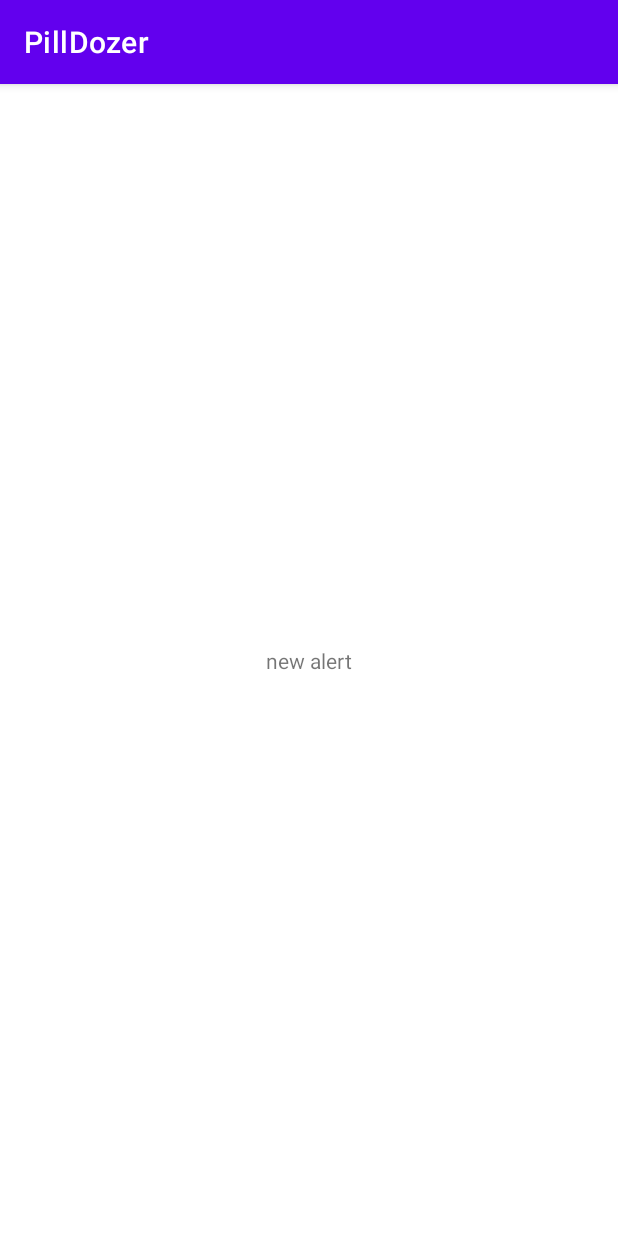
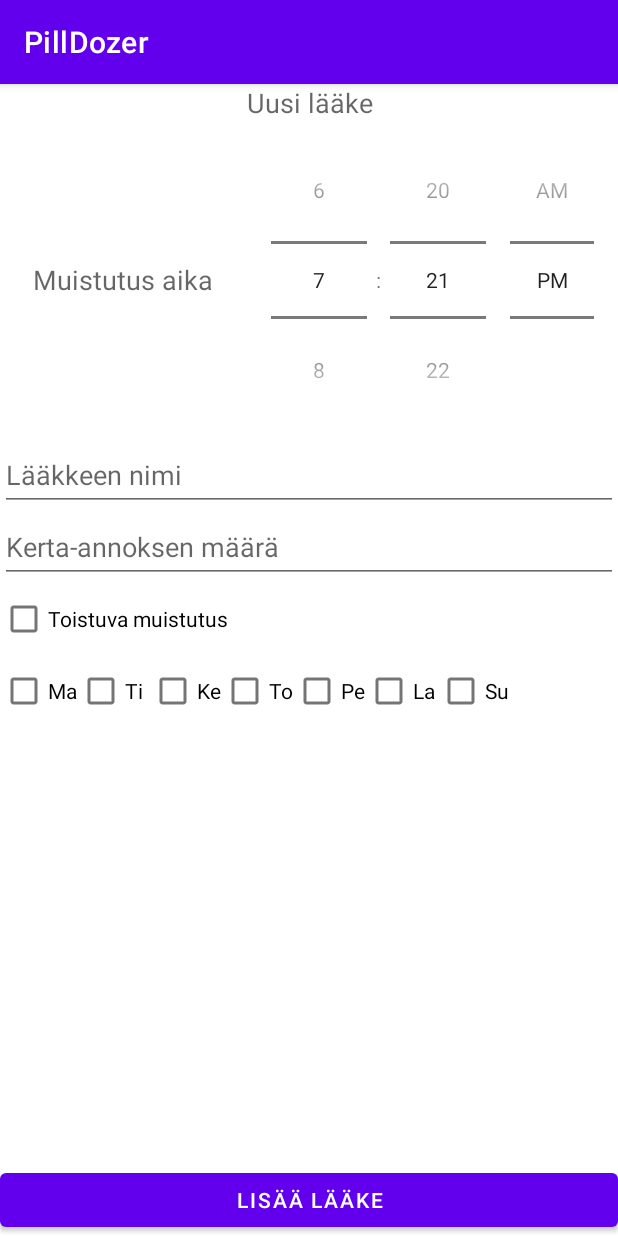
Before and after one commit to Mobiilikehitysprojekti-Group15/PillDozer, an Android app: the AlertScreen screen opened directly, with no data from a screen before it, on a phone screen of 412 x 824 dp. Run offline under Robolectric (Android 15) with nearby library versions, the phone set to English and light mode, and no system bars.

Commit message:
TimePicker made but not functional
Lisää lääke ruutu lisätty muttei vielä tee mitään

```diff
--- a/app/src/main/java/com/example/pilldozer/AlertScreen.kt
+++ b/app/src/main/java/com/example/pilldozer/AlertScreen.kt
@@ -7,5 +7,6 @@ class AlertScreen : AppCompatActivity() {
     override fun onCreate(savedInstanceState: Bundle?) {
         super.onCreate(savedInstanceState)
         setContentView(R.layout.activity_alert_screen)
+
     }
 }
--- /dev/null
+++ b/app/src/main/java/com/example/pilldozer/CreateAlarmFragment.kt
@@ -0,0 +1,6 @@
+package com.example.pilldozer
+
+import androidx.fragment.app.Fragment
+
+public class CreateAlarmFragment : Fragment() {
+}
--- /dev/null
+++ b/app/src/main/java/com/example/pilldozer/TimePickerClass.kt
@@ -0,0 +1,50 @@
+package com.example.pilldozer
+
+import android.os.Build
+import android.widget.TimePicker
+import androidx.annotation.RequiresApi
+import java.time.LocalDate
+import java.time.LocalDateTime
+import java.time.LocalTime
+import java.time.format.DateTimeFormatter
+import java.time.format.FormatStyle
+
+class TimePickerClass {
+
+
+    fun getTimePickerHour(tp: TimePicker): Int {
+        return if (Build.VERSION.SDK_INT >= Build.VERSION_CODES.M) {
+            tp.hour
+        } else {
+            tp.currentHour
+        }
+    }
+
+    fun getTimePickerMinute(tp: TimePicker): Int {
+        return if (Build.VERSION.SDK_INT >= Build.VERSION_CODES.M) {
+            tp.minute
+        } else {
+            tp.currentMinute
+        }
+    }
+
+
+
+
+/*
+    @RequiresApi(Build.VERSION_CODES.O)
+    public fun dateTimePicker() {
+
+        val currentDate = LocalDate.now()
+        val currentTime = LocalTime.now()
+
+        val dateFormatter = DateTimeFormatter.BASIC_ISO_DATE
+        val dateFormatted = currentDate.format(dateFormatter)
+
+        val timeFormatter = DateTimeFormatter.ISO_LOCAL_TIME
+        val timeFormatted = currentTime.format(timeFormatter)
+
+        println("Current Date is: $dateFormatted")
+        println("Current Time is: $timeFormatted")
+    }*/
+}
--- a/app/src/main/res/layout/activity_alert_screen.xml
+++ b/app/src/main/res/layout/activity_alert_screen.xml
@@ -1,18 +1,140 @@
 <?xml version="1.0" encoding="utf-8"?>
-<androidx.constraintlayout.widget.ConstraintLayout xmlns:android="http://schemas.android.com/apk/res/android"
+<LinearLayout
+    xmlns:android="http://schemas.android.com/apk/res/android"
     xmlns:app="http://schemas.android.com/apk/res-auto"
     xmlns:tools="http://schemas.android.com/tools"
     android:layout_width="match_parent"
     android:layout_height="match_parent"
-    tools:context=".AlertScreen">
+    android:orientation="vertical">
 
-    <TextView
-        android:id="@+id/textView2"
-        android:layout_width="wrap_content"
-        android:layout_height="wrap_content"
-        android:text="new alert"
-        app:layout_constraintBottom_toBottomOf="parent"
-        app:layout_constraintEnd_toEndOf="parent"
-        app:layout_constraintStart_toStartOf="parent"
-        app:layout_constraintTop_toTopOf="parent" />
-</androidx.constraintlayout.widget.ConstraintLayout>
+    <androidx.constraintlayout.widget.ConstraintLayout
+        android:layout_width="match_parent"
+        android:layout_height="match_parent">
+
+        <TextView
+            android:id="@+id/tv_medHeader"
+            android:layout_width="match_parent"
+            android:layout_height="wrap_content"
+            android:text="Uusi lääke"
+            android:textAlignment="center"
+            android:textAppearance="@style/TextAppearance.AppCompat.Medium"
+            app:layout_constraintTop_toTopOf="parent" />
+
+        <LinearLayout
+            android:id="@+id/fragment_createalarm_timePickerLayout"
+            android:layout_width="match_parent"
+            android:layout_height="wrap_content"
+            android:orientation="horizontal"
+            app:layout_constraintTop_toBottomOf="@+id/tv_medHeader">
+
+            <TextView
+                android:layout_width="0dp"
+                android:layout_height="wrap_content"
+                android:layout_gravity="center"
+                android:layout_weight="0.4"
+                android:text="Muistutus aika"
+                android:textAlignment="center"
+                android:textAppearance="@style/TextAppearance.AppCompat.Medium" />
+
+            <TimePicker
+                android:id="@+id/fragment_createalarm_timePicker"
+                android:layout_width="0dp"
+                android:layout_height="wrap_content"
+                android:layout_weight="0.6"
+                android:timePickerMode="spinner" />
+        </LinearLayout>
+
+        <EditText
+            android:id="@+id/fragment_createalarm_title"
+            android:layout_width="match_parent"
+            android:layout_height="wrap_content"
+            android:hint="Lääkkeen nimi"
+            android:minHeight="48dp"
+            app:layout_constraintEnd_toEndOf="parent"
+            app:layout_constraintStart_toStartOf="parent"
+            app:layout_constraintTop_toBottomOf="@+id/fragment_createalarm_timePickerLayout" />
+
+        <EditText
+            android:id="@+id/fragment_createalarm_quantity"
+            android:layout_width="match_parent"
+            android:layout_height="wrap_content"
+            android:hint="Kerta-annoksen määrä"
+            android:minHeight="48dp"
+            app:layout_constraintEnd_toEndOf="parent"
+            app:layout_constraintStart_toStartOf="parent"
+            app:layout_constraintTop_toBottomOf="@+id/fragment_createalarm_title" />
+
+        <CheckBox
+            android:id="@+id/fragment_createalarm_recurring"
+            android:layout_width="match_parent"
+            android:layout_height="wrap_content"
+            android:checked="false"
+            android:text="Toistuva muistutus"
+            app:layout_constraintStart_toStartOf="parent"
+            app:layout_constraintTop_toBottomOf="@+id/fragment_createalarm_quantity" />
+
+        <LinearLayout
+            android:id="@+id/fragment_createalarm_recurring_options"
+            android:layout_width="match_parent"
+            android:layout_height="wrap_content"
+            android:orientation="horizontal"
+
+            app:layout_constraintStart_toStartOf="parent"
+            app:layout_constraintTop_toBottomOf="@+id/fragment_createalarm_recurring">
+
+            <CheckBox
+                android:id="@+id/fragment_createalarm_checkMon"
+                android:layout_width="wrap_content"
+                android:layout_height="wrap_content"
+                android:text="Ma" />
+
+            <CheckBox
+                android:id="@+id/fragment_createalarm_checkTue"
+                android:layout_width="wrap_content"
+                android:layout_height="wrap_content"
+                android:text="Ti" />
+
+            <CheckBox
+                android:id="@+id/fragment_createalarm_checkWed"
+                android:layout_width="wrap_content"
+                android:layout_height="wrap_content"
+                android:text="Ke" />
+
+            <CheckBox
+                android:id="@+id/fragment_createalarm_checkThu"
+                android:layout_width="wrap_content"
+                android:layout_height="wrap_content"
+                android:text="To" />
+
+            <CheckBox
+                android:id="@+id/fragment_createalarm_checkFri"
+                android:layout_width="wrap_content"
+                android:layout_height="wrap_content"
+                android:text="Pe" />
+
+            <CheckBox
+                android:id="@+id/fragment_createalarm_checkSat"
+                android:layout_width="wrap_content"
+                android:layout_height="wrap_content"
+                android:text="La" />
+
+            <CheckBox
+                android:id="@+id/fragment_createalarm_checkSun"
+                android:layout_width="wrap_content"
+                android:layout_height="wrap_content"
+                android:text="Su" />
+
+        </LinearLayout>
+
+        <Button
+            android:id="@+id/fragment_createalarm_scheduleAlarm"
+            android:layout_width="match_parent"
+            android:layout_height="wrap_content"
+            android:layout_gravity="center"
+            android:text="Lisää lääke"
+            app:layout_constraintBottom_toBottomOf="parent"
+            tools:layout_editor_absoluteX="133dp" />
+
+    </androidx.constraintlayout.widget.ConstraintLayout>
+
+</LinearLayout>
--- a/app/src/main/res/layout/activity_main.xml
+++ b/app/src/main/res/layout/activity_main.xml
@@ -7,7 +7,7 @@
     tools:context=".MainActivity">
 
     <TextView
-        android:id="@+id/textView"
+        android:id="@+id/tvLogoName"
         android:layout_width="wrap_content"
         android:layout_height="wrap_content"
 
@@ -36,9 +36,9 @@
         android:layout_marginTop="40dp"
         android:gravity="center"
         android:textSize="30sp"
-        app:layout_constraintEnd_toEndOf="@+id/textView"
-        app:layout_constraintStart_toStartOf="@+id/textView"
-        app:layout_constraintTop_toBottomOf="@+id/textView" />
+        app:layout_constraintEnd_toEndOf="@+id/tvLogoName"
+        app:layout_constraintStart_toStartOf="@+id/tvLogoName"
+        app:layout_constraintTop_toBottomOf="@+id/tvLogoName" />
 
     <Button
         android:id="@+id/BuStartCount"
```
Also changed, not shown: app/src/main/java/com/example/pilldozer/MainActivity.kt (+8 -0 lines), 3 other files.
